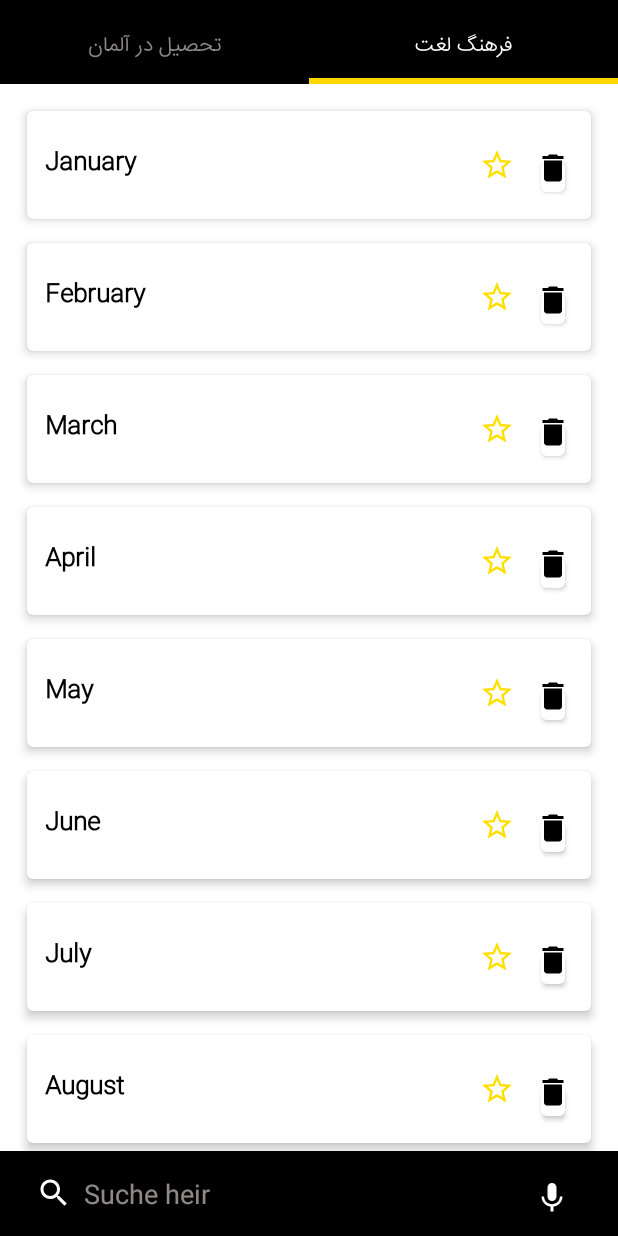
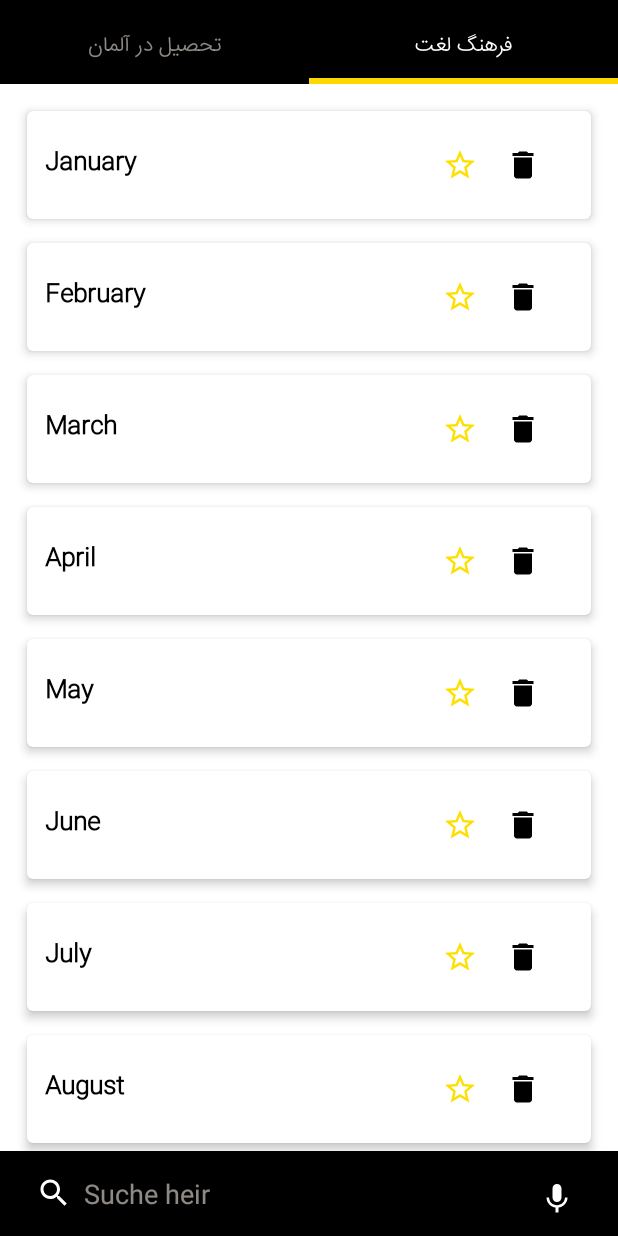
Before and after one commit to MOOODZ/DictionaryApp, an Android app: the screen it shows after launch (MainActivity), tab 2 chosen, on a phone screen of 412 x 824 dp. Run offline under Robolectric (Android 15) with nearby library versions, the phone set to English and light mode, and no system bars; pictures from the network do not load; 4 statements that could not run were skipped.

Commit message:
# Latest changes

```diff
--- a/app/build.gradle
+++ b/app/build.gradle
@@ -9,9 +9,10 @@ android {
     compileSdk 33
 
     buildFeatures{
+
         viewBinding true
+
     }
-
 
     defaultConfig {
         applicationId "com.example.dictionary"
@@ -73,7 +74,7 @@ dependencies {
 
     // glide :
     implementation 'com.github.bumptech.glide:glide:4.13.2'
-    annotationProcessor 'com.github.bumptech.glide:compiler:4.13.0'
+    annotationProcessor 'com.github.bumptech.glide:compiler:4.13.2'
 
 
 }
--- a/app/src/main/java/com/example/dictionary/adapter/MonthsAdapter.kt
+++ b/app/src/main/java/com/example/dictionary/adapter/MonthsAdapter.kt
@@ -1,37 +1,54 @@
 package com.example.dictionary.adapter
 
 import android.annotation.SuppressLint
+import android.util.Log
 import android.view.LayoutInflater
 import android.view.View
 import android.view.ViewGroup
+import android.widget.ImageView
 import android.widget.TextView
 import androidx.recyclerview.widget.RecyclerView
 import com.example.dictionary.R
 import com.example.dictionary.apiManager.model.Months
+import kotlinx.android.synthetic.main.example_item_list.view.*
 
 class MonthsAdapter(private val data: ArrayList<Months>) :
-    RecyclerView.Adapter<MonthsAdapter.EmptyViewHolder>() {
+    RecyclerView.Adapter<MonthsAdapter.ExampleViewHolder>() {
 
 
-    inner class EmptyViewHolder(itemView: View) :
+    inner class ExampleViewHolder(itemView: View) :
         RecyclerView.ViewHolder(itemView) {
 
         private val monthsName = itemView.findViewById<TextView>(R.id.nameMain)
-
+        val btnDelete: ImageView = itemView.findViewById(R.id.btnDelete)
+        var onItemClick : ((Int) -> Unit)? = null
 
         fun bindData(position: Int) {
+
             monthsName.text = data[position].name
+
 
         }
     }
 
-    override fun onCreateViewHolder(parent: ViewGroup, viewType: Int): EmptyViewHolder {
-        val view = LayoutInflater.from(parent.context).inflate(R.layout.example_item_list , parent , false)
-        return EmptyViewHolder(view)
+    override fun onCreateViewHolder(parent: ViewGroup, viewType: Int): ExampleViewHolder {
+        val view =
+            LayoutInflater.from(parent.context).inflate(R.layout.example_item_list, parent, false)
+        return ExampleViewHolder(view)
     }
 
-    override fun onBindViewHolder(holder: EmptyViewHolder, position: Int) {
+    override fun onBindViewHolder(holder: ExampleViewHolder, position: Int) {
         holder.bindData(position)
+        holder.btnDelete.setOnClickListener() { v: View ->
+            Log.i("CLICK_TEST", onClickListener.toString())
+            if (onClickListener != null) {
+                onClickListener!!.onClick(position)
+                removeItem(position)
+
+            }
+
+
+        }
     }
 
     override fun getItemCount(): Int {
@@ -40,14 +57,31 @@ class MonthsAdapter(private val data: ArrayList<Months>) :
 
 
     @SuppressLint("NotifyDataSetChanged")
-    fun setData (newList : ArrayList<Months> ){
+    fun setData(newList: ArrayList<Months>) {
         data.clear()
-        data.addAll( newList )
+        data.addAll(newList)
         notifyDataSetChanged()
 
     }
 
 
+    private var onClickListener: OnClickListener? = null
+
+    fun setOnClickListener(onClickListener: OnClickListener) {
+        this.onClickListener = onClickListener
+    }
+
+    interface OnClickListener {
+        fun onClick(position: Int) {
+
+
+        }
+    }
+
+    private fun removeItem(position: Int) {
+        data.removeAt(position)
+        notifyItemRemoved(position)
+    }
 
 
 }
--- a/app/src/main/java/com/example/dictionary/apiManager/RetrofitBulider.kt
+++ b/app/src/main/java/com/example/dictionary/apiManager/RetrofitBulider.kt
@@ -6,7 +6,7 @@ import retrofit2.converter.gson.GsonConverterFactory
 import java.util.concurrent.TimeUnit
 
 
-const val BASE_URL = "https://yerbyer.com/dictionary.yerbyer.com/backend/api/v1/dic/"
+const val BASE_URL = "http://dictionary.yerbyer.com/backend/api/v1/dic/"
 
 
 class RetrofitInstance {
--- a/app/src/main/java/com/example/dictionary/view/EducationFragment.kt
+++ b/app/src/main/java/com/example/dictionary/view/EducationFragment.kt
@@ -84,7 +84,7 @@ class EducationFragment : Fragment() {
             } else {
                 Log.i("CHECK_API", art.detaile_article.toString())
                 initDialog(
-                    art.detaile_article.ID,
+                    art.detaile_article.image,
                     art.detaile_article.title,
                     art.detaile_article.dese
                 )
@@ -101,7 +101,7 @@ class EducationFragment : Fragment() {
         articleDialog.apply {
 
 
-            setup(id = id, title = title, desc = desc)
+            setup(image = id, title = title, desc = desc)
 
 
         }.show()
--- a/app/src/main/res/layout/activity_main.xml
+++ b/app/src/main/res/layout/activity_main.xml
@@ -115,14 +115,14 @@
             android:textColor="@color/white"
             android:textColorHint="@color/dark_white" />
 
-        <Button
+        <ImageButton
             android:id="@+id/btnVoiceSearch"
             android:layout_width="50dp"
             android:layout_height="50dp"
             android:layout_gravity="bottom|end"
             android:layout_marginEnd="16dp"
-            android:background="@drawable/tab_color_background"
-            android:drawableEnd="@drawable/ic_mic"
+            android:background="@null"
+            android:src="@drawable/ic_mic"
             android:gravity="center" />
     </androidx.coordinatorlayout.widget.CoordinatorLayout>
 
--- a/app/src/main/res/layout/article_list.xml
+++ b/app/src/main/res/layout/article_list.xml
@@ -8,6 +8,7 @@
     android:focusable="true"
     app:cardCornerRadius="4dp"
     android:layout_gravity="center"
+    android:paddingBottom="16dp"
     app:cardElevation="4dp">
 
     <androidx.constraintlayout.widget.ConstraintLayout
@@ -25,9 +26,7 @@
             app:layout_constraintTop_toTopOf="parent"
             app:layout_constraintEnd_toEndOf="parent"
             android:layout_gravity="center"
-            android:scaleType="fitXY"
-            android:src="@drawable/germany_pic_two"
-            app:layout_constraintDimensionRatio="3:2" />
+            android:scaleType="fitXY" />
 
 
         <TextView
--- a/app/src/main/res/layout/example_item_list.xml
+++ b/app/src/main/res/layout/example_item_list.xml
@@ -1,61 +1,58 @@
 <?xml version="1.0" encoding="utf-8"?>
 <com.google.android.material.card.MaterialCardView xmlns:android="http://schemas.android.com/apk/res/android"
+    xmlns:app="http://schemas.android.com/apk/res-auto"
     android:id="@+id/mcMain"
     android:layout_width="match_parent"
     android:layout_height="wrap_content"
-    xmlns:app="http://schemas.android.com/apk/res-auto"
-    app:cardElevation="4dp"
-    app:cardCornerRadius="4dp"
     android:layout_margin="8dp"
     android:clickable="true"
-    android:focusable="true">
+    android:focusable="true"
+    app:cardCornerRadius="4dp"
+    app:cardElevation="4dp">
 
     <androidx.constraintlayout.widget.ConstraintLayout
-        android:padding="12dp"
         android:layout_width="match_parent"
         android:layout_height="wrap_content"
-        android:orientation="vertical">
+        android:orientation="vertical"
+        android:padding="12dp">
 
         <TextView
             android:id="@+id/nameMain"
-            android:textStyle="bold"
-            android:textSize="16sp"
-            android:textColor="@color/black"
+            style="@style/FontStyle"
             android:layout_width="250dp"
             android:layout_height="wrap_content"
+            android:textColor="@color/black"
+            android:textSize="16sp"
+            android:textStyle="bold"
+            app:layout_constraintBottom_toBottomOf="parent"
             app:layout_constraintStart_toStartOf="parent"
-            app:layout_constraintTop_toTopOf= "parent"
-            app:layout_constraintBottom_toBottomOf="parent"
-            style="@style/FontStyle"/>
+            app:layout_constraintTop_toTopOf="parent" />
 
         <com.google.android.material.checkbox.MaterialCheckBox
             android:id="@+id/checkbox"
             android:layout_width="wrap_content"
             android:layout_height="wrap_content"
+            android:layout_gravity="top|end"
+            android:button="@drawable/custom_check_box_selector"
             android:checked="false"
+            app:layout_constraintBottom_toBottomOf="parent"
+            app:layout_constraintEnd_toStartOf="@id/btnDelete"
             app:layout_constraintStart_toEndOf="@id/nameMain"
             app:layout_constraintTop_toTopOf="parent"
-            app:layout_constraintEnd_toEndOf="parent"
-            app:layout_constraintBottom_toBottomOf="parent"
-            android:layout_gravity="top|end"
-            app:useMaterialThemeColors="false"
-            android:button="@drawable/custom_check_box_selector"/>
+            app:useMaterialThemeColors="false" />
 
-        <com.google.android.material.button.MaterialButton
+        <ImageButton
             android:id="@+id/btnDelete"
-            android:layout_width="16dp"
-            android:layout_height="32dp"
+            android:layout_width="30dp"
+            android:layout_height="40dp"
+            android:background="@null"
             android:gravity="center"
-            android:layout_marginTop="16dp"
-            app:layout_constraintStart_toEndOf="@id/checkbox"
-            app:layout_constraintTop_toTopOf="parent"
+            android:src="@drawable/btn_delete"
+            android:layout_marginEnd="16dp"
             app:layout_constraintBottom_toBottomOf="parent"
             app:layout_constraintEnd_toEndOf="parent"
-            android:drawableBottom="@drawable/btn_delete" />
-
-
-
-
+            app:layout_constraintStart_toEndOf="@id/checkbox"
+            app:layout_constraintTop_toTopOf="parent" />
 
 
     </androidx.constraintlayout.widget.ConstraintLayout>
--- a/app/src/main/res/layout/fragment_education.xml
+++ b/app/src/main/res/layout/fragment_education.xml
@@ -4,6 +4,7 @@
     android:layout_width="match_parent"
     android:layout_height="match_parent"
     android:layout_gravity="center"
+    android:background="@color/gray"
     android:orientation="vertical"
     android:padding="10dp">
 
@@ -13,7 +14,6 @@
         android:layout_width="match_parent"
         android:layout_height="match_parent"
         android:layout_marginBottom="30dp"
-        android:background="?attr/colorSurface"
         android:paddingBottom="35dp"
         tools:listitem="@layout/article_list" />
 
--- a/app/src/main/res/values/themes.xml
+++ b/app/src/main/res/values/themes.xml
@@ -4,7 +4,7 @@
         <!-- Primary brand color. -->
         <item name="colorPrimary">@color/white</item>
         <item name="colorPrimaryVariant">@color/black</item>
-        <item name="colorOnPrimary">@color/white</item>
+        <item name="colorOnPrimary">@color/gray</item>
         <!-- Secondary brand color. -->
         <item name="colorSecondary">@color/teal_200</item>
         <item name="colorSecondaryVariant">@color/teal_700</item>
```
Also changed, not shown: app/src/main/java/com/example/dictionary/adapter/ArticleAdapter.kt (+20 -4 lines), app/src/main/java/com/example/dictionary/view/dialog/ArticleDialog.kt (+7 -8 lines), app/src/main/res/layout/activity_article_dialog.xml (+3 -6 lines).
